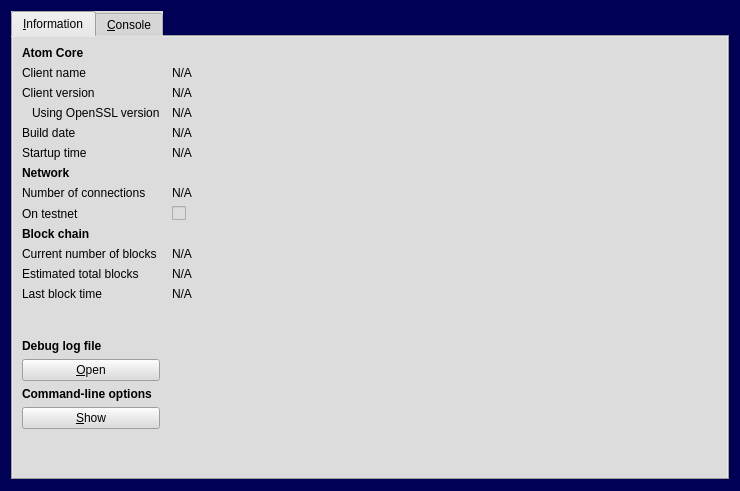
Before: the Qt Designer form src/qt/forms/rpcconsole.ui in moleculecoin/atom, drawn with Qt 5.
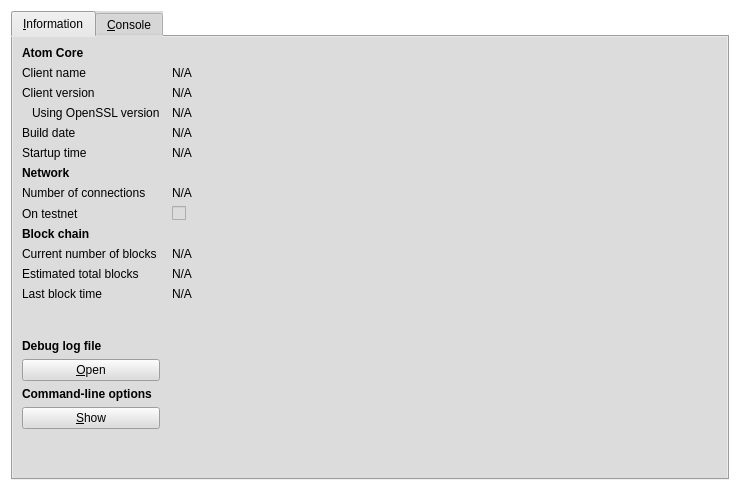
After: the same form once the commit is applied. Icons and pictures are not drawn.

```diff
--- a/src/qt/forms/rpcconsole.ui
+++ b/src/qt/forms/rpcconsole.ui
@@ -14,7 +14,7 @@
    <string>Atom - Debug window</string>
   </property>
   <property name="styleSheet">
-   <string notr="true">background-color: rgb(0, 0, 84);</string>
+   <string notr="true">background-color: transparent;</string>
   </property>
   <layout class="QVBoxLayout" name="verticalLayout_2">
    <item>
```
